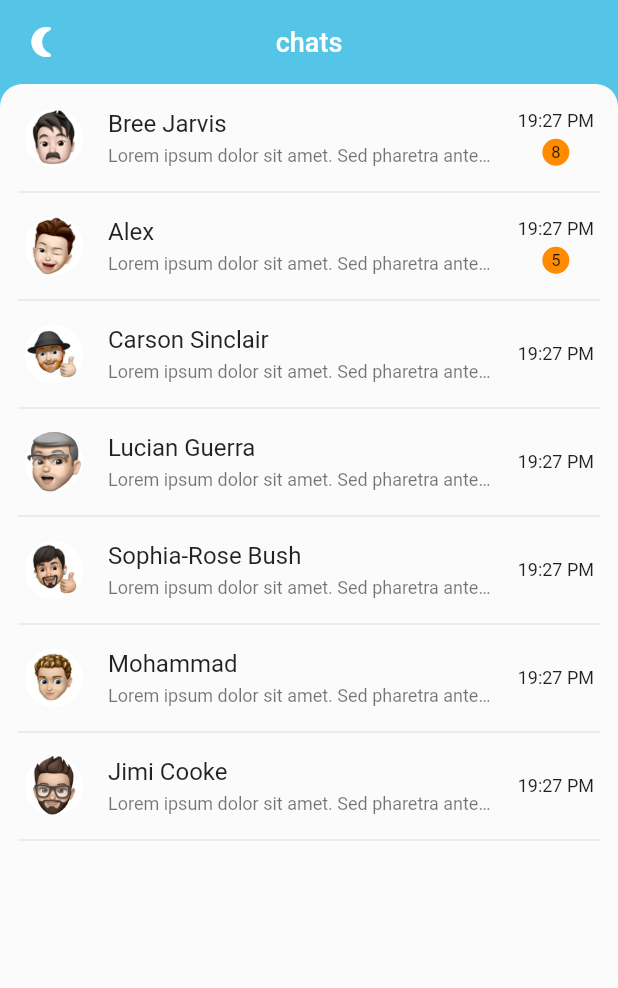
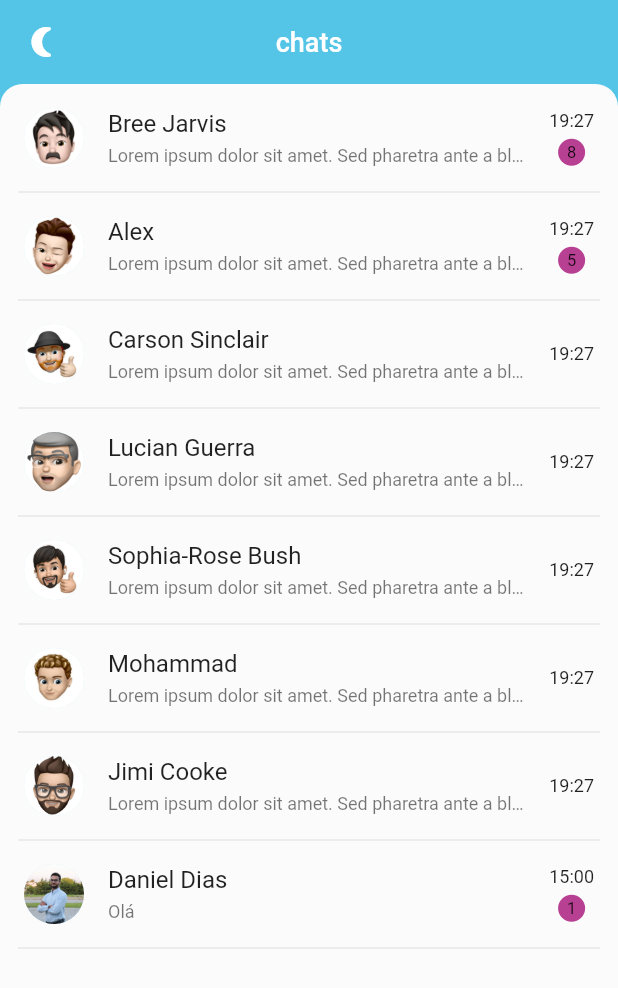
Before and after one commit to innova-je/Flutter-Workshop, a Flutter app: the screen it shows after launch, on a phone screen of 412 x 824 dp. Shown: the top 988 px of the screen. Run offline on Flutter 3.47's test engine with Material 2 defaults, Android fonts, the phone set to English and light mode, and no system bars; drawn by our look-alikes of flutter_slidable; our stand-ins replace shimmer.

Commit message:
Add solution for exercises

```diff
--- a/lib/ui/views/ChatListPageView.dart
+++ b/lib/ui/views/ChatListPageView.dart
@@ -31,8 +31,8 @@ class _ChatListPageViewState extends State<ChatListPageView> {
     } else {
       return Container(
         child: Scaffold(
-          backgroundColor: Settings.isDarkMode
-                    ? Colors.grey[900] : MyColors.blue,
+          backgroundColor:
+              Settings.isDarkMode ? Colors.grey[900] : MyColors.blue,
           appBar: AppBar(
             elevation: 0,
             iconTheme: IconThemeData(
@@ -66,67 +66,67 @@ class _ChatListPageViewState extends State<ChatListPageView> {
               child: ListView(
                 children: <Widget>[
                   ChatListViewItem(
-                    hasUnreadMessage: true,
                     image: AssetImage('assets/images/person1.jpg'),
                     lastMessage:
                         "Lorem ipsum dolor sit amet. Sed pharetra ante a blandit ultrices.",
                     name: "Bree Jarvis",
                     newMesssageCount: 8,
-                    time: "19:27 PM",
+                    time: "19:27",
                   ),
                   ChatListViewItem(
-                    hasUnreadMessage: true,
                     image: AssetImage('assets/images/person2.png'),
                     lastMessage:
                         "Lorem ipsum dolor sit amet. Sed pharetra ante a blandit ultrices.",
                     name: "Alex",
                     newMesssageCount: 5,
-                    time: "19:27 PM",
+                    time: "19:27",
                   ),
                   ChatListViewItem(
-                    hasUnreadMessage: false,
                     image: AssetImage('assets/images/person3.jpg'),
                     lastMessage:
                         "Lorem ipsum dolor sit amet. Sed pharetra ante a blandit ultrices.",
                     name: "Carson Sinclair",
                     newMesssageCount: 0,
-                    time: "19:27 PM",
+                    time: "19:27",
                   ),
                   ChatListViewItem(
-                    hasUnreadMessage: false,
                     image: AssetImage('assets/images/person4.png'),
                     lastMessage:
                         "Lorem ipsum dolor sit amet. Sed pharetra ante a blandit ultrices.",
                     name: "Lucian Guerra",
                     newMesssageCount: 0,
-                    time: "19:27 PM",
+                    time: "19:27",
                   ),
                   ChatListViewItem(
-                    hasUnreadMessage: false,
                     image: AssetImage('assets/images/person5.jpg'),
                     lastMessage:
                         "Lorem ipsum dolor sit amet. Sed pharetra ante a blandit ultrices.",
                     name: "Sophia-Rose Bush",
                     newMesssageCount: 0,
-                    time: "19:27 PM",
+                    time: "19:27",
                   ),
                   ChatListViewItem(
-                    hasUnreadMessage: false,
                     image: AssetImage('assets/images/person6.jpg'),
                     lastMessage:
                         "Lorem ipsum dolor sit amet. Sed pharetra ante a blandit ultrices.",
                     name: "Mohammad",
                     newMesssageCount: 0,
-                    time: "19:27 PM",
+                    time: "19:27",
                   ),
                   ChatListViewItem(
-                    hasUnreadMessage: false,
                     image: AssetImage('assets/images/person7.jpg'),
                     lastMessage:
                         "Lorem ipsum dolor sit amet. Sed pharetra ante a blandit ultrices.",
                     name: "Jimi Cooke",
                     newMesssageCount: 0,
-                    time: "19:27 PM",
+                    time: "19:27",
+                  ),
+                  ChatListViewItem(
+                    image: AssetImage('assets/images/Profile.jpg'),
+                    lastMessage: "Olá",
+                    name: "Daniel Dias",
+                    newMesssageCount: 1,
+                    time: "15:00",
                   ),
                 ],
               ),
--- a/lib/ui/widgets/ChatListViewItem.dart
+++ b/lib/ui/widgets/ChatListViewItem.dart
@@ -1,7 +1,7 @@
 import 'package:flutter/material.dart';
 import 'package:flutter_slidable/flutter_slidable.dart';
 
-import '../themes/Colors.dart' as MyColors;
+//import '../themes/Colors.dart' as MyColors;
 import '../views/ChatPageView.dart';
 
 class ChatListViewItem extends StatelessWidget {
@@ -9,7 +9,6 @@ class ChatListViewItem extends StatelessWidget {
   final String name;
   final String lastMessage;
   final String time;
-  final bool hasUnreadMessage;
   final int newMesssageCount;
   const ChatListViewItem({
     Key key,
@@ -17,7 +16,6 @@ class ChatListViewItem extends StatelessWidget {
     this.name,
     this.lastMessage,
     this.time,
-    this.hasUnreadMessage,
     this.newMesssageCount,
   }) : super(key: key);
 
@@ -54,13 +52,13 @@ class ChatListViewItem extends StatelessWidget {
                         time,
                         style: TextStyle(fontSize: 12),
                       ),
-                      hasUnreadMessage
+                      newMesssageCount > 0
                           ? Container(
                               margin: const EdgeInsets.only(top: 5.0),
                               height: 18,
                               width: 18,
                               decoration: BoxDecoration(
-                                  color: MyColors.orange,
+                                  color: Color(0xFFB74093),
                                   borderRadius: BorderRadius.all(
                                     Radius.circular(25.0),
                                   )),
```
Also changed, not shown: lib/ui/views/ChatPageView.dart (+16 -1 lines), lib/ui/views/ProfileView.dart (added, +57 -0 lines), assets/images/Profile.jpg (added).
